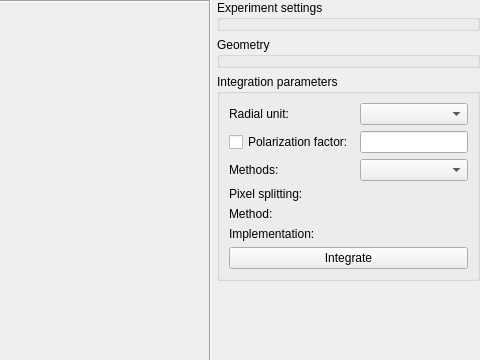
Old version of the form pyFAI/resources/gui/calibration-result.ui in the repository silx-kit/pyFAI; both pictures show x 533 to 1013 and y 0 to 360 of the 1013 by 645 pixel window.
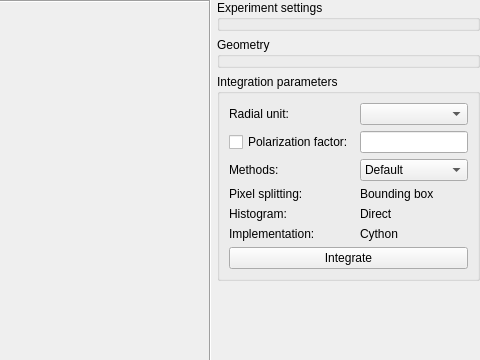
New version of the form. Custom widgets are drawn as their Qt base class.

Commit message: Fix default method

Patch:
```diff
--- a/pyFAI/resources/gui/calibration-result.ui
+++ b/pyFAI/resources/gui/calibration-result.ui
@@ -57,7 +57,13 @@
         </property>
         <layout class="QGridLayout" name="gridLayout_10">
          <item row="2" column="2">
-          <widget class="QComboBox" name="_methodSelector"/>
+          <widget class="QComboBox" name="_methodSelector">
+           <item>
+            <property name="text">
+             <string>Default</string>
+            </property>
+           </item>
+          </widget>
          </item>
          <item row="5" column="1">
           <widget class="QLabel" name="label_5">
@@ -96,7 +102,7 @@
          <item row="4" column="1">
           <widget class="QLabel" name="label_4">
            <property name="text">
-            <string>Method:</string>
+            <string>Histogram:</string>
            </property>
           </widget>
          </item>
@@ -117,21 +123,21 @@
          <item row="3" column="2">
           <widget class="QLabel" name="_pixelSplitting">
            <property name="text">
-            <string/>
+            <string>Bounding box</string>
            </property>
           </widget>
          </item>
          <item row="4" column="2">
           <widget class="QLabel" name="_method">
            <property name="text">
-            <string/>
+            <string>Direct</string>
            </property>
           </widget>
          </item>
          <item row="5" column="2">
           <widget class="QLabel" name="_implementation">
            <property name="text">
-            <string/>
+            <string>Cython</string>
            </property>
           </widget>
          </item>
```
